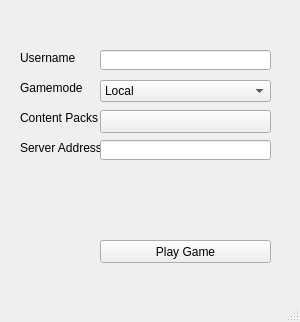
The window that ui/main.ui (CrankySupertoon/ToontownServer) describes before a commit, drawn with Qt 5.
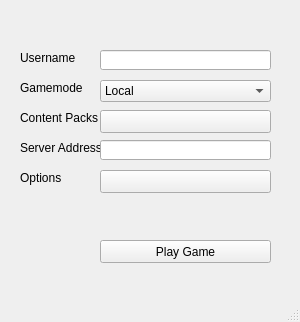
The same window after the commit.

The edit to the form file:
```diff
--- a/ui/main.ui
+++ b/ui/main.ui
@@ -132,6 +132,32 @@
      <string>Content Packs</string>
     </property>
    </widget>
+   <widget class="QLabel" name="label_5">
+    <property name="geometry">
+     <rect>
+      <x>20</x>
+      <y>170</y>
+      <width>81</width>
+      <height>16</height>
+     </rect>
+    </property>
+    <property name="text">
+     <string>Options</string>
+    </property>
+   </widget>
+   <widget class="QPushButton" name="options_menu">
+    <property name="geometry">
+     <rect>
+      <x>100</x>
+      <y>170</y>
+      <width>171</width>
+      <height>23</height>
+     </rect>
+    </property>
+    <property name="text">
+     <string/>
+    </property>
+   </widget>
   </widget>
   <widget class="QMenuBar" name="menubar">
    <property name="geometry">
```
